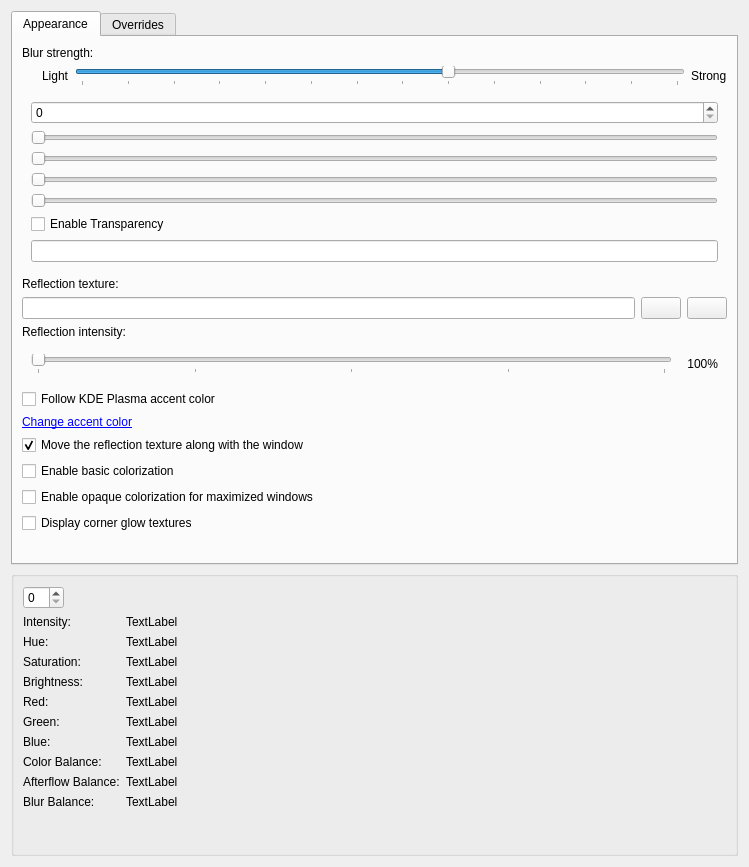
Above: effects_cpp/kde-effects-aeroglassblur/src/kcm/blur_config.ui from evernightvista/aeroshell-kwin-components before the change. Below: the same form after it.
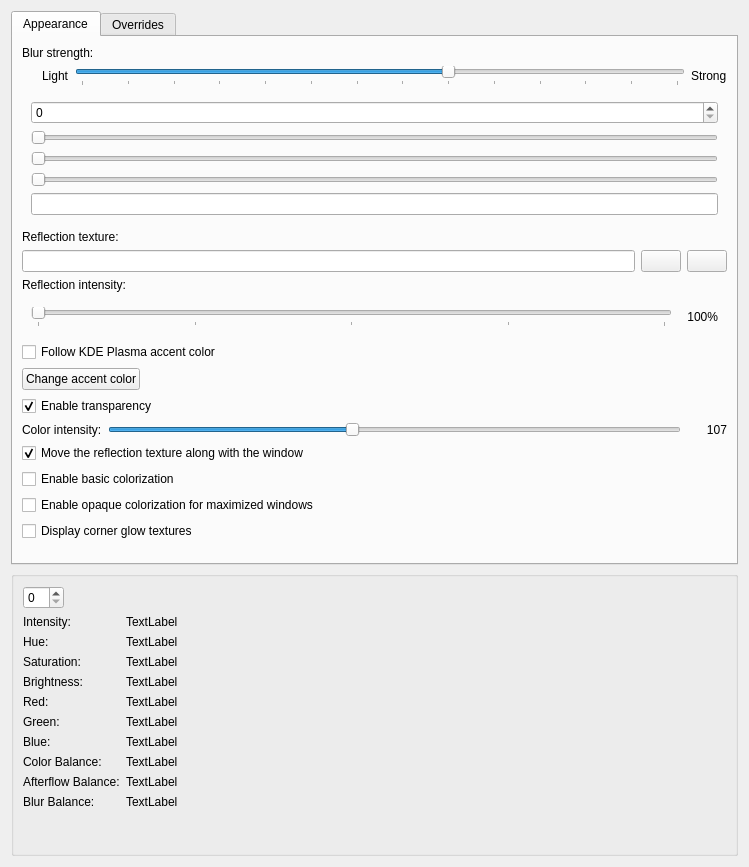
That is the form after the change. Icons and pictures are not drawn.

Commit message: Supports adjusting color intensity and transparency under KDE Plasma accent colors

What changed in the file:
```diff
--- a/effects_cpp/kde-effects-aeroglassblur/src/kcm/blur_config.ui
+++ b/effects_cpp/kde-effects-aeroglassblur/src/kcm/blur_config.ui
@@ -109,22 +109,6 @@
             </property>
            </widget>
           </item>
-          <item>
-           <widget class="QSlider" name="kcfg_AeroIntensity">
-            <property name="minimum">
-             <number>26</number>
-            </property>
-            <property name="maximum">
-             <number>217</number>
-            </property>
-            <property name="orientation">
-             <enum>Qt::Orientation::Horizontal</enum>
-            </property>
-            <property name="tickInterval">
-             <number>5</number>
-            </property>
-           </widget>
-          </item>
           <item>
            <widget class="QSlider" name="kcfg_AeroHue">
             <property name="maximum">
@@ -155,13 +139,6 @@
             </property>
            </widget>
           </item>
-          <item>
-           <widget class="QCheckBox" name="kcfg_EnableTransparency">
-            <property name="text">
-             <string>Enable Transparency</string>
-            </property>
-           </widget>
-          </item>
           <item>
            <widget class="QLineEdit" name="kcfg_CustomColor"/>
           </item>
@@ -274,16 +251,86 @@
         </widget>
        </item>
        <item>
-        <widget class="QLabel" name="showAccentColor_label">
-         <property name="cursor">
-          <cursorShape>PointingHandCursor</cursorShape>
+        <widget class="QPushButton" name="showAccentColor_button">
+         <property name="sizePolicy">
+          <sizepolicy hsizetype="Maximum" vsizetype="Fixed">
+           <horstretch>0</horstretch>
+           <verstretch>0</verstretch>
+          </sizepolicy>
          </property>
-         <property name="mouseTracking">
+         <property name="text">
+          <string>Change accent color</string>
+         </property>
+        </widget>
+       </item>
+       <item>
+        <widget class="QCheckBox" name="kcfg_EnableTransparency">
+         <property name="text">
+          <string>Enable transparency</string>
+         </property>
+         <property name="checked">
           <bool>true</bool>
          </property>
-         <property name="text">
-          <string comment="Don't change the HTML markup, just the human-readable text">&lt;a href=&quot;no&quot;&gt;Change accent color&lt;/a&gt;</string>
-         </property>
+        </widget>
+       </item>
+       <item>
+        <widget class="QWidget" name="colorIntensityWidget" native="true">
+         <layout class="QHBoxLayout" name="colorIntensityLayout">
+          <property name="leftMargin">
+           <number>0</number>
+          </property>
+          <property name="topMargin">
+           <number>0</number>
+          </property>
+          <property name="rightMargin">
+           <number>0</number>
+          </property>
+          <property name="bottomMargin">
+           <number>0</number>
+          </property>
+          <item>
+           <widget class="QLabel" name="colorIntensityTextLabel">
+            <property name="text">
+             <string>Color intensity:</string>
+            </property>
+           </widget>
+          </item>
+          <item>
+           <widget class="QSlider" name="kcfg_AeroIntensity">
+            <property name="minimum">
+             <number>26</number>
+            </property>
+            <property name="maximum">
+             <number>217</number>
+            </property>
+            <property name="value">
+             <number>107</number>
+            </property>
+            <property name="orientation">
+             <enum>Qt::Orientation::Horizontal</enum>
+            </property>
+            <property name="tickInterval">
+             <number>5</number>
+            </property>
+           </widget>
+          </item>
+          <item>
+           <widget class="QLabel" name="aeroIntensityLabel">
+            <property name="minimumSize">
+             <size>
+              <width>40</width>
+              <height>0</height>
+             </size>
+            </property>
+            <property name="text">
+             <string notr="true">107</string>
+            </property>
+            <property name="alignment">
+             <set>Qt::AlignmentFlag::AlignRight|Qt::AlignmentFlag::AlignTrailing|Qt::AlignmentFlag::AlignVCenter</set>
+            </property>
+           </widget>
+          </item>
+         </layout>
         </widget>
        </item>
        <item>
```
The commit also changes 14 other files.
